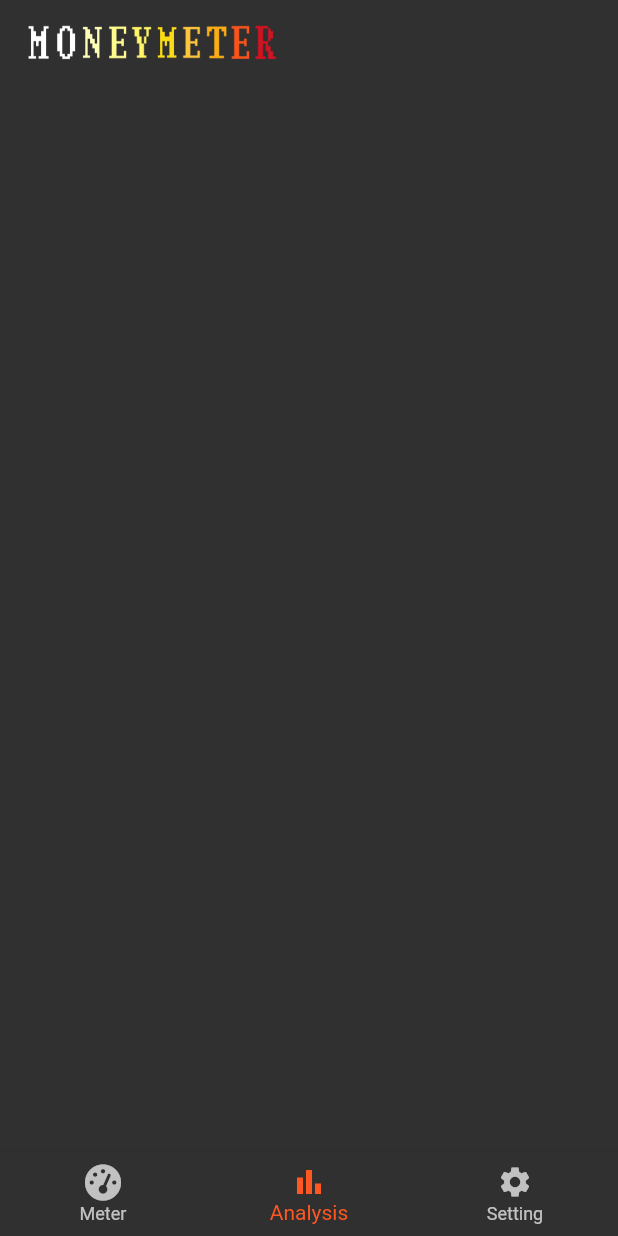
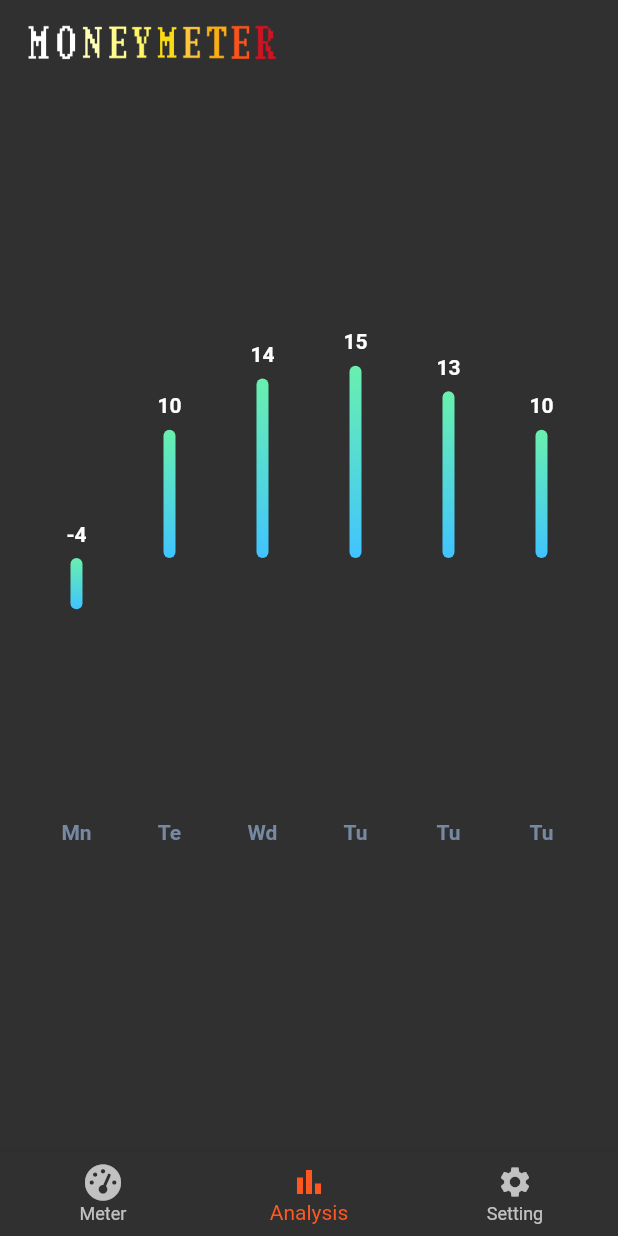
Before and after one commit to kolbe-ryo/budget_scouter, a Flutter app: the screen it shows after launch, item 2 of the bottom bar chosen, on a phone screen of 412 x 824 dp. Run offline on Flutter 3.47's test engine with Material 2 defaults, Android fonts, the phone set to English and light mode, and no system bars; drawn by our look-alikes of fl_chart, google_mobile_ads; our stand-ins replace flutter_riverpod, font_awesome_flutter, freezed_annotation, pie_chart, shared_preferences; generated files the repository leaves out were written again; network calls fail.

Commit message:
sample bar_chart

```diff
--- /dev/null
+++ b/lib/view/chart/bar_chart.dart
@@ -0,0 +1,199 @@
+import 'package:budget_scouter/constant/style.dart';
+import 'package:fl_chart/fl_chart.dart';
+import 'package:flutter/material.dart';
+
+class BarChartSample3 extends StatelessWidget {
+  const BarChartSample3({Key? key}) : super(key: key);
+
+  @override
+  Widget build(BuildContext context) {
+    return AspectRatio(
+      aspectRatio: 1,
+      child: Card(
+        elevation: 0,
+        shape: RoundedRectangleBorder(borderRadius: BorderRadius.circular(4)),
+        color: kDarkBackColor,
+        child: const _BarChart(),
+      ),
+    );
+  }
+}
+
+class _BarChart extends StatelessWidget {
+  const _BarChart({Key? key}) : super(key: key);
+
+  @override
+  Widget build(BuildContext context) {
+    return BarChart(
+      BarChartData(
+        barTouchData: barTouchData,
+        titlesData: titlesData,
+        borderData: borderData,
+        barGroups: barGroups,
+        gridData: FlGridData(show: false),
+        alignment: BarChartAlignment.spaceAround,
+        maxY: 20,
+        minY: -20,
+      ),
+    );
+  }
+
+  BarTouchData get barTouchData => BarTouchData(
+        enabled: false,
+        touchTooltipData: BarTouchTooltipData(
+          tooltipBgColor: Colors.transparent,
+          tooltipPadding: const EdgeInsets.all(0),
+          tooltipMargin: 8,
+          getTooltipItem: (
+            BarChartGroupData group,
+            int groupIndex,
+            BarChartRodData rod,
+            int rodIndex,
+          ) {
+            return BarTooltipItem(
+              rod.toY.round().toString(),
+              const TextStyle(
+                color: Colors.white,
+                fontWeight: FontWeight.bold,
+              ),
+            );
+          },
+        ),
+      );
+
+  Widget getTitles(double value, TitleMeta meta) {
+    const style = TextStyle(
+      color: Color(0xff7589a2),
+      fontWeight: FontWeight.bold,
+      fontSize: 14,
+    );
+    String text;
+    switch (value.toInt()) {
+      case 0:
+        text = 'Mn';
+        break;
+      case 1:
+        text = 'Te';
+        break;
+      case 2:
+        text = 'Wd';
+        break;
+      case 3:
+        text = 'Tu';
+        break;
+      case 4:
+        text = 'Fr';
+        break;
+      case 5:
+        text = 'St';
+        break;
+      case 6:
+        text = 'Sn';
+        break;
+      default:
+        text = '';
+        break;
+    }
+    return SideTitleWidget(
+      axisSide: meta.axisSide,
+      space: 4.0,
+      child: Text(text, style: style),
+    );
+  }
+
+  FlTitlesData get titlesData => FlTitlesData(
+        show: true,
+        bottomTitles: AxisTitles(
+          sideTitles: SideTitles(
+            showTitles: true,
+            reservedSize: 30,
+            getTitlesWidget: getTitles,
+          ),
+        ),
+        leftTitles: AxisTitles(
+          sideTitles: SideTitles(showTitles: false),
+        ),
+        topTitles: AxisTitles(
+          sideTitles: SideTitles(showTitles: false),
+        ),
+        rightTitles: AxisTitles(
+          sideTitles: SideTitles(showTitles: false),
+        ),
+      );
+
+  FlBorderData get borderData => FlBorderData(
+        show: false,
+      );
+
+  final _barsGradient = const LinearGradient(
+    colors: [
+      Colors.lightBlueAccent,
+      Colors.greenAccent,
+    ],
+    begin: Alignment.bottomCenter,
+    end: Alignment.topCenter,
+  );
+
+  List<BarChartGroupData> get barGroups => [
+        BarChartGroupData(
+          x: 0,
+          barRods: [
+            BarChartRodData(
+              toY: -4,
+              gradient: _barsGradient,
+            )
+          ],
+          showingTooltipIndicators: [0],
+        ),
+        BarChartGroupData(
+          x: 1,
+          barRods: [
+            BarChartRodData(
+              toY: 10,
+              gradient: _barsGradient,
+            )
+          ],
+          showingTooltipIndicators: [0],
+        ),
+        BarChartGroupData(
+          x: 2,
+          barRods: [
+            BarChartRodData(
+              toY: 14,
+              gradient: _barsGradient,
+            )
+          ],
+          showingTooltipIndicators: [0],
+        ),
+        BarChartGroupData(
+          x: 3,
+          barRods: [
+            BarChartRodData(
+              toY: 15,
+              gradient: _barsGradient,
+            )
+          ],
+          showingTooltipIndicators: [0],
+        ),
+        BarChartGroupData(
+          x: 3,
+          barRods: [
+            BarChartRodData(
+              toY: 13,
+              gradient: _barsGradient,
+            )
+          ],
+          showingTooltipIndicators: [0],
+        ),
+        BarChartGroupData(
+          x: 3,
+          barRods: [
+            BarChartRodData(
+              toY: 10,
+              gradient: _barsGradient,
+            )
+          ],
+          showingTooltipIndicators: [0],
+        ),
+      ];
+}
--- a/lib/view/common/go_back_icon_button.dart
+++ b/lib/view/common/go_back_icon_button.dart
@@ -18,20 +18,22 @@ class GoBackIconButton extends ConsumerWidget {
     final isGoBack = goBackState.canBack || goBackState.canGo;
     return IconButton(
       icon: FaIcon(
-        FontAwesomeIcons.arrowRotateLeft,
+        goBackState.canBack ? FontAwesomeIcons.arrowRotateLeft : FontAwesomeIcons.arrowRotateRight,
         size: 30,
         color: isGoBack ? kThemeColor : null,
       ),
-      onPressed: () {
+      onPressed: isGoBack
+          ? () {
               if (goBackState.canBack) {
                 ref.read(moneyMeterProvider.notifier).updateGoBack(true);
                 return;
               }
               if (goBackState.canGo) {
-          ref.read(moneyMeterProvider.notifier).updateGoBack(true);
+                ref.read(moneyMeterProvider.notifier).updateGoBack(false);
                 return;
               }
-      },
+            }
+          : null,
     );
   }
 }
--- a/lib/view/page/analysis_page.dart
+++ b/lib/view/page/analysis_page.dart
@@ -1,4 +1,5 @@
 // Flutter imports:
+import 'package:budget_scouter/view/chart/bar_chart.dart';
 import 'package:flutter/material.dart';
 
 class AnalysisPage extends StatelessWidget {
@@ -6,6 +7,6 @@ class AnalysisPage extends StatelessWidget {
 
   @override
   Widget build(BuildContext context) {
-    return Container();
+    return const Center(child: BarChartSample3());
   }
 }
--- a/pubspec.yaml
+++ b/pubspec.yaml
@@ -6,6 +6,7 @@ environment:
   sdk: ">=2.16.1 <3.0.0"
 dependencies:
   cupertino_icons: ^1.0.2
+  fl_chart: ^0.55.1
   flutter:
     sdk: flutter
 
```
Also changed, not shown: pubspec.lock, 1 other file. Lines whose indentation alone changed are shown as unchanged.
